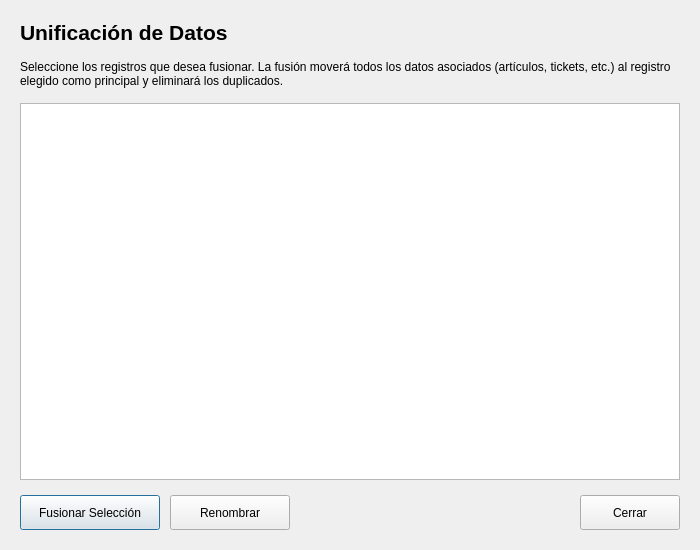
First picture: the form in unificarmaestros.ui, repository Ladis72/tienda, before the edit.
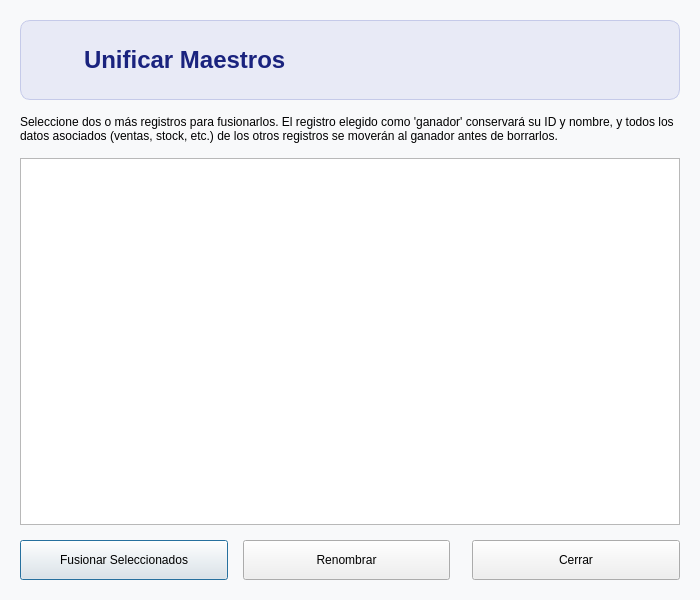
Second picture: the form after the edit. Icons and pictures are not drawn.

What changed in the file:
```diff
--- a/unificarmaestros.ui
+++ b/unificarmaestros.ui
@@ -7,13 +7,16 @@
     <x>0</x>
     <y>0</y>
     <width>700</width>
-    <height>550</height>
+    <height>600</height>
    </rect>
   </property>
   <property name="windowTitle">
    <string>Herramienta de Unificación</string>
   </property>
-  <layout class="QVBoxLayout" name="verticalLayout">
+  <property name="styleSheet">
+   <string notr="true">QDialog { background-color: #f8f9fa; }</string>
+  </property>
+  <layout class="QVBoxLayout" name="mainVerticalLayout">
    <property name="spacing">
     <number>15</number>
    </property>
@@ -30,23 +33,67 @@
     <number>20</number>
    </property>
    <item>
-    <widget class="QLabel" name="labelTitle">
-     <property name="font">
-      <font>
-       <pointsize>16</pointsize>
-       <weight>75</weight>
-       <bold>true</bold>
-      </font>
+    <widget class="QFrame" name="headerFrame">
+     <property name="minimumSize">
+      <size>
+       <width>0</width>
+       <height>80</height>
+      </size>
      </property>
-     <property name="text">
-      <string>Unificación de Datos</string>
+     <property name="styleSheet">
+      <string notr="true">QFrame#headerFrame {
+    background-color: #e8eaf6;
+    border-radius: 10px;
+    border: 1px solid #c5cae9;
+}</string>
      </property>
+     <layout class="QHBoxLayout" name="horizontalLayoutHeader">
+      <item>
+       <widget class="QLabel" name="labelIcono">
+        <property name="maximumSize">
+         <size>
+          <width>48</width>
+          <height>48</height>
+         </size>
+        </property>
+        <property name="pixmap">
+         <pixmap>../iconos/unificar.png</pixmap>
+        </property>
+        <property name="scaledContents">
+         <bool>true</bool>
+        </property>
+       </widget>
+      </item>
+      <item>
+       <widget class="QLabel" name="labelTitle">
+        <property name="font">
+         <font>
+          <pointsize>18</pointsize>
+          <bold>true</bold>
+         </font>
+        </property>
+        <property name="styleSheet">
+         <string notr="true">color: #1a237e;</string>
+        </property>
+        <property name="text">
+         <string>Unificar Maestros</string>
+        </property>
+       </widget>
+      </item>
+      <item>
+       <spacer name="horizontalSpacerHeader">
+        <property name="orientation">
+         <enum>Qt::Orientation::Horizontal</enum>
+        </property>
+       </spacer>
+      </item>
+     </layout>
     </widget>
    </item>
    <item>
     <widget class="QLabel" name="labelInfo">
      <property name="text">
-      <string>Seleccione los registros que desea fusionar. La fusión moverá todos los datos asociados (artículos, tickets, etc.) al registro elegido como principal y eliminará los duplicados.</string>
+      <string>Seleccione dos o más registros para fusionarlos. El registro elegido como 'ganador' conservará su ID y nombre, y todos los datos asociados (ventas, stock, etc.) de los otros registros se moverán al ganador antes de borrarlos.</string>
      </property>
      <property name="wordWrap">
       <bool>true</bool>
@@ -55,38 +102,26 @@
    </item>
    <item>
     <widget class="QTableView" name="tableView">
-     <property name="selectionMode">
-      <enum>QAbstractItemView::MultiSelection</enum>
+     <property name="alternatingRowColors">
+      <bool>true</bool>
      </property>
      <property name="selectionBehavior">
       <enum>QAbstractItemView::SelectRows</enum>
      </property>
-     <property name="sortingEnabled">
-      <bool>true</bool>
-     </property>
-     <attribute name="horizontalHeaderStretchLastSection">
-      <bool>true</bool>
-     </attribute>
-     <attribute name="verticalHeaderVisible">
-      <bool>false</bool>
-     </attribute>
     </widget>
    </item>
    <item>
-    <layout class="QHBoxLayout" name="buttonLayout">
-     <property name="spacing">
-      <number>10</number>
-     </property>
+    <layout class="QHBoxLayout" name="horizontalLayoutButtons">
      <item>
       <widget class="QPushButton" name="pushButtonFusionar">
        <property name="minimumSize">
         <size>
          <width>140</width>
-         <height>35</height>
+         <height>40</height>
         </size>
        </property>
        <property name="text">
-        <string>Fusionar Selección</string>
+        <string>Fusionar Seleccionados</string>
        </property>
       </widget>
      </item>
@@ -95,7 +130,7 @@
        <property name="minimumSize">
         <size>
          <width>120</width>
-         <height>35</height>
+         <height>40</height>
         </size>
        </property>
        <property name="text">
@@ -106,13 +141,7 @@
      <item>
       <spacer name="horizontalSpacer">
        <property name="orientation">
-        <enum>Qt::Horizontal</enum>
-       </property>
-       <property name="sizeHint" stdset="0">
-        <size>
-         <width>40</width>
-         <height>20</height>
-        </size>
+        <enum>Qt::Orientation::Horizontal</enum>
        </property>
       </spacer>
      </item>
@@ -121,7 +150,7 @@
        <property name="minimumSize">
         <size>
          <width>100</width>
-         <height>35</height>
+         <height>40</height>
         </size>
        </property>
        <property name="text">
```
Left out of the diff: 6 changed lines with no effect on the pictures.
